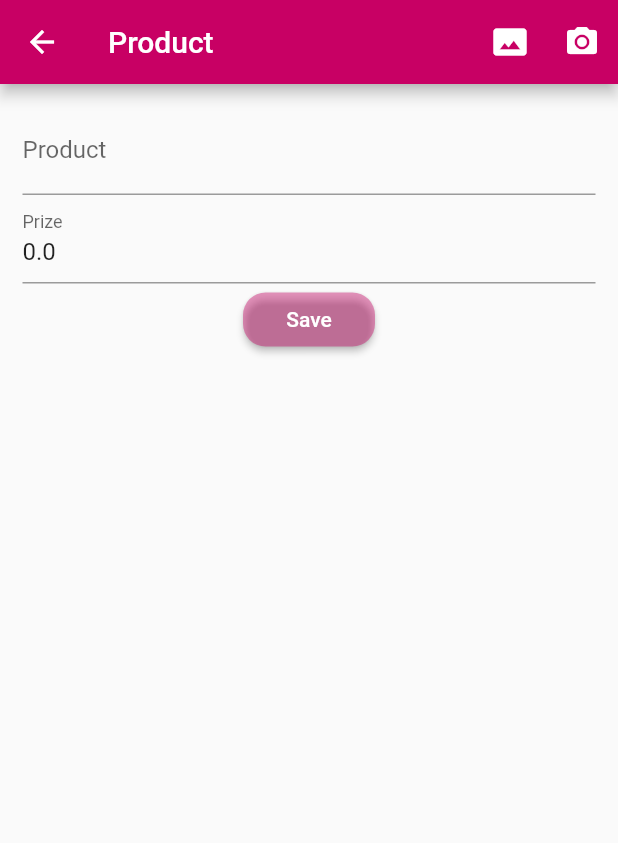
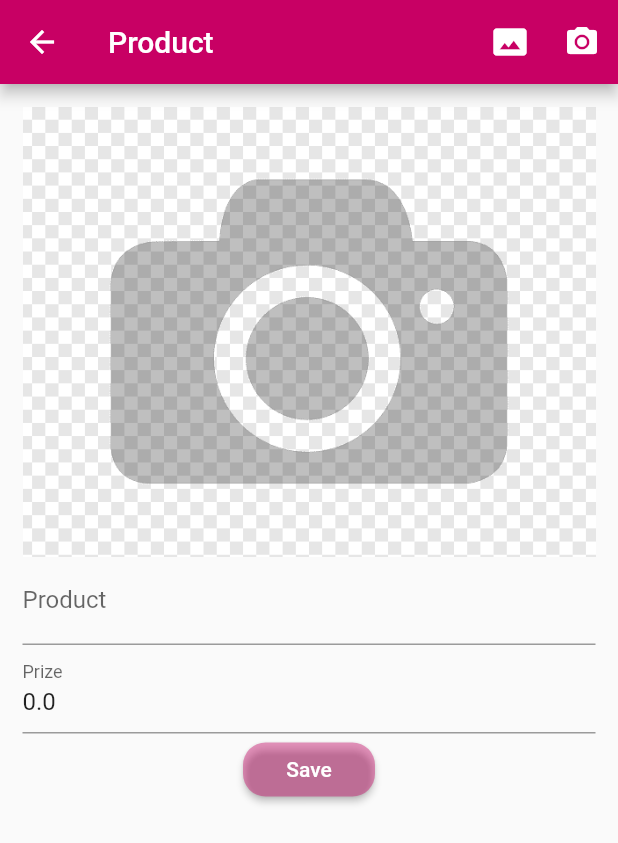
Before and after one commit to pablots99/kv-frontend, a Flutter app: the ProductPage screen opened by its route, on a phone screen of 412 x 824 dp. Shown: the top 843 px of the screen. Run offline on Flutter 3.47's test engine with Material 2 defaults, Android fonts, the phone set to English and light mode, and no system bars; our stand-ins replace cached_network_image, image_picker, rxdart; missing offline and left inert: mime_type; network calls fail.

```diff
--- a/kv/lib/src/pages/product_page.dart
+++ b/kv/lib/src/pages/product_page.dart
@@ -2,6 +2,7 @@ import 'package:flutter/material.dart';
 import 'package:kv/src/utils/utils.dart' as utils;
 import 'package:kv/src/models/product_model.dart';
 import 'package:kv/src/providers/product_provider.dart';
+import 'package:cached_network_image/cached_network_image.dart';
 
 class ProductPage extends StatefulWidget {
   @override
@@ -37,6 +38,7 @@ class _ProductPageState extends State<ProductPage> {
             key: formKey,
             child: Column(
               children: [
+                _showPhoto(),
                 _formName(),
                 _formPrize(),
                 _submit_button(),
@@ -46,6 +48,26 @@ class _ProductPageState extends State<ProductPage> {
         ),
       ),
     );
+  }
+
+  Widget _showPhoto() {
+    if (product.urlPhoto != null) {
+      return Container(
+        child: CachedNetworkImage(
+          imageUrl: product.urlPhoto,
+          placeholder: (context, url) => Image(
+            image: AssetImage('assets/Spinner-1s-800px.gif'),
+            height: 200,
+          ),
+        ),
+      );
+    } else {
+      return Image(
+        image: AssetImage('assets/no_image.png'),
+        height: 300.0,
+        fit: BoxFit.cover,
+      );
+    }
   }
 
   Widget _formName() {
--- a/kv/pubspec.yaml
+++ b/kv/pubspec.yaml
@@ -31,6 +31,8 @@ dependencies:
   rxdart: ^0.24.1
   http:
   image_picker:
+  mime_type:
+  cached_network_image: ^2.3.2+1
   #firebase_storage:
   #firebase_core: ^0.2.5
 
```
Also changed, not shown: kv/lib/src/pages/home_page.dart (+37 -5 lines), kv/lib/src/pages/new_poduct_page.dart (+7 -19 lines), kv/lib/src/providers/product_provider.dart (+30 -1 lines), kv/pubspec.lock, 2 other files.
